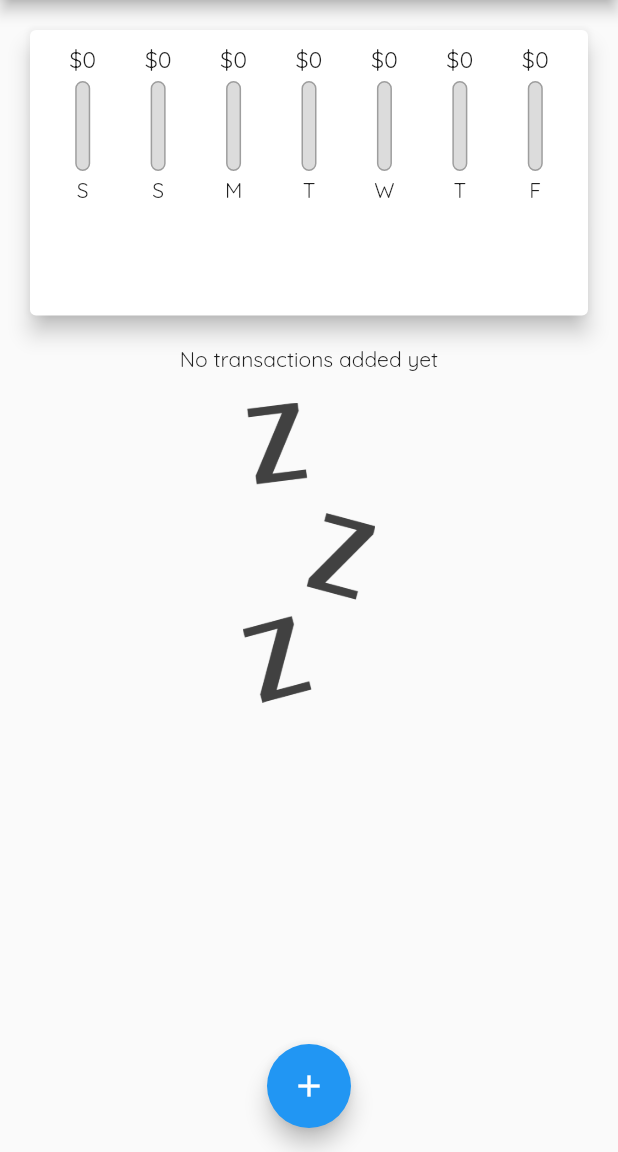
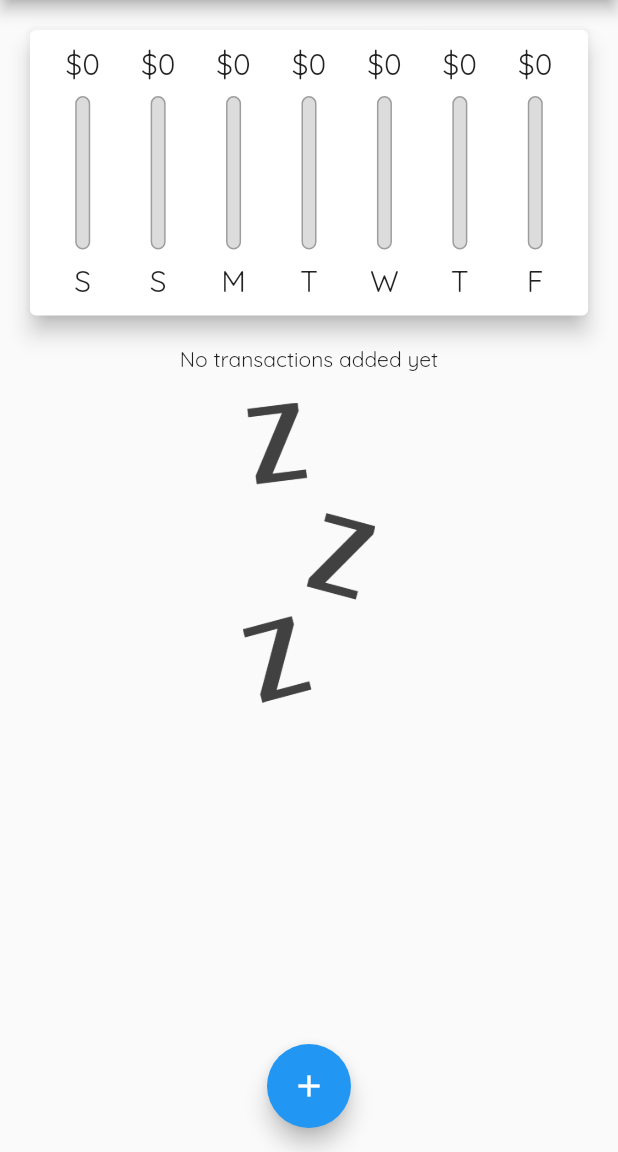
Before and after one commit to Petar81/Expense-Calculator, a Flutter app: the screen it shows after launch, on a phone screen of 412 x 824 dp, the part 84-1236 px from its top. Run offline on Flutter 3.47's test engine with Material 2 defaults, Android fonts, the phone set to English and light mode, and no system bars.

Commit message:
improve dynamic chart bar height calcullation

```diff
--- a/lib/widgets/chart_bar.dart
+++ b/lib/widgets/chart_bar.dart
@@ -11,19 +11,21 @@ class ChartBar extends StatelessWidget {
 
   @override
   Widget build(BuildContext context) {
+    return LayoutBuilder(
+      builder: (ctx, constraints) {
         return Column(
           children: <Widget>[
             SizedBox(
-          height: 20,
+              height: constraints.maxHeight * 0.15,
               child: FittedBox(
                 child: Text('\$${spendingAmount.toStringAsFixed(0)}'),
               ),
             ),
-        const SizedBox(
-          height: 4,
+            SizedBox(
+              height: constraints.maxHeight * 0.05,
             ),
             SizedBox(
-          height: 60,
+              height: constraints.maxHeight * 0.6,
               width: 10,
               child: Stack(
                 children: <Widget>[
@@ -46,11 +48,18 @@ class ChartBar extends StatelessWidget {
                 ],
               ),
             ),
-        const SizedBox(
-          height: 4,
+            SizedBox(
+              height: constraints.maxHeight * 0.05,
             ),
-        Text(label),
+            SizedBox(
+              height: constraints.maxHeight * 0.15,
+              child: FittedBox(
+                child: Text(label),
+              ),
+            ),
           ],
+        );
+      },
     );
   }
 }
```
Lines whose indentation alone changed are shown as unchanged.
